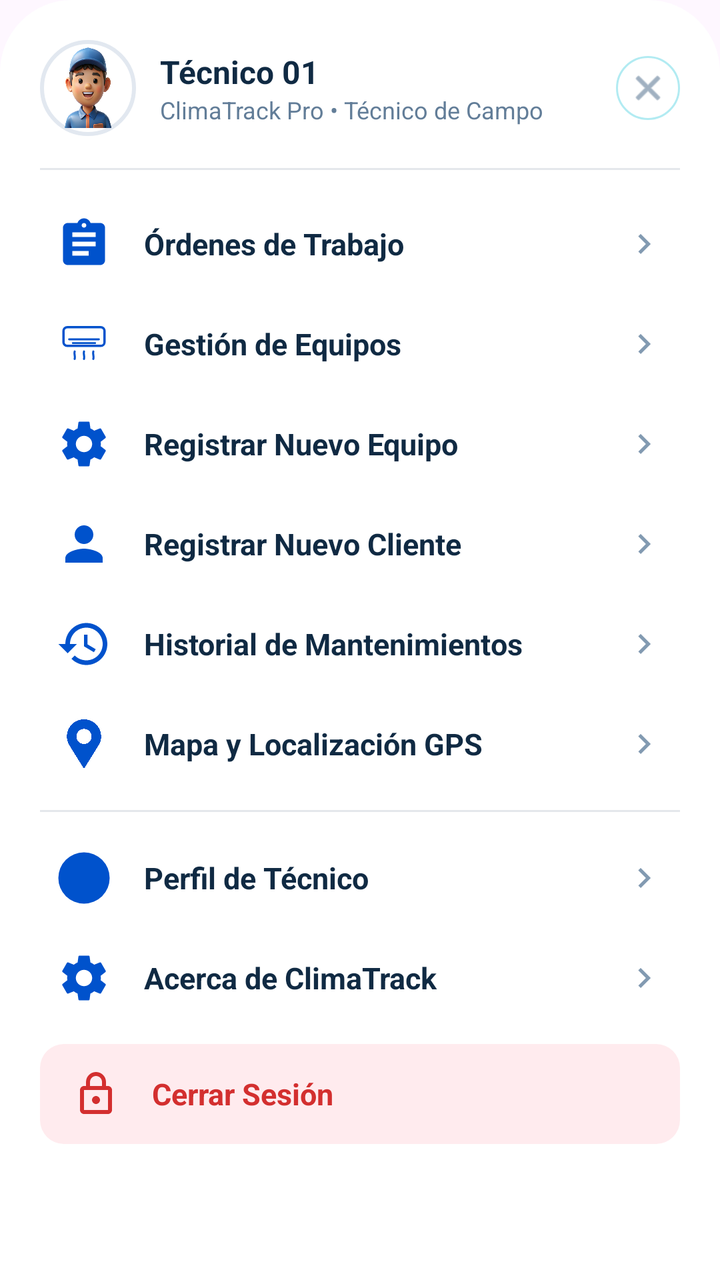
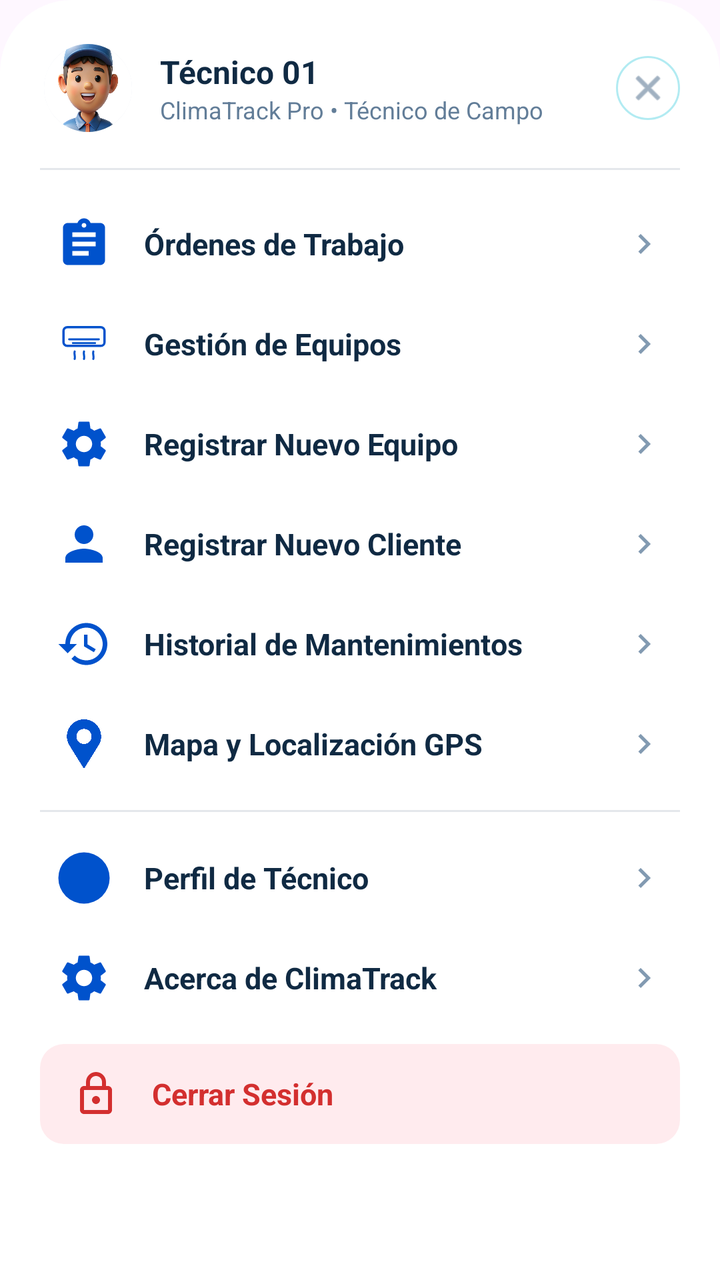

Before-and-after screenshots of an Android layout around one commit, followed by the original layout XML and the change that was made.
<!-- AndroidManifest.xml: application theme Theme.ClimaTrack -->
<!-- res/layout/dialog_menu_principal.xml -->
<?xml version="1.0" encoding="utf-8"?>
<LinearLayout xmlns:android="http://schemas.android.com/apk/res/android"
    xmlns:app="http://schemas.android.com/apk/res-auto"
    android:layout_width="match_parent"
    android:layout_height="wrap_content"
    android:background="@drawable/bg_card_rounded_top"
    android:orientation="vertical"
    android:padding="20dp">

    
    <RelativeLayout
        android:layout_width="match_parent"
        android:layout_height="wrap_content"
        android:layout_marginBottom="16dp">

        <ImageView
            android:id="@+id/imgMenuAvatar"
            android:layout_width="48dp"
            android:layout_height="48dp"
            android:layout_alignParentStart="true"
            android:layout_centerVertical="true"
            android:background="@drawable/bg_circle_avatar"
            android:padding="2dp"
            android:src="@drawable/avatar_tec" />

        <LinearLayout
            android:layout_width="wrap_content"
            android:layout_height="wrap_content"
            android:layout_centerVertical="true"
            android:layout_marginStart="12dp"
            android:layout_toEndOf="@id/imgMenuAvatar"
            android:orientation="vertical">

            <TextView
                android:id="@+id/tvMenuTecnicoNombre"
                android:layout_width="wrap_content"
                android:layout_height="wrap_content"
                android:text="Técnico 01"
                android:textColor="#102A43"
                android:textSize="16sp"
                android:textStyle="bold" />

            <TextView
                android:layout_width="wrap_content"
                android:layout_height="wrap_content"
                android:text="ClimaTrack Pro • Técnico de Campo"
                android:textColor="#627D98"
                android:textSize="12sp" />
        </LinearLayout>

        <ImageView
            android:id="@+id/btnCloseMenu"
            android:layout_width="32dp"
            android:layout_height="32dp"
            android:layout_alignParentEnd="true"
            android:layout_centerVertical="true"
            android:background="@drawable/bg_close_button"
            android:padding="6dp"
            android:src="@android:drawable/ic_menu_close_clear_cancel"
            app:tint="#627D98" />
    </RelativeLayout>

    <View
        android:layout_width="match_parent"
        android:layout_height="1dp"
        android:layout_marginBottom="12dp"
        android:background="#E4E7EB" />

    
    <LinearLayout
        android:id="@+id/itemMenuOrdenes"
        android:layout_width="match_parent"
        android:layout_height="50dp"
        android:background="?attr/selectableItemBackground"
        android:clickable="true"
        android:focusable="true"
        android:gravity="center_vertical"
        android:paddingHorizontal="8dp">

        <ImageView
            android:layout_width="28dp"
            android:layout_height="28dp"
            android:src="@drawable/ic_ordenes"
            app:tint="#0052CC" />

        <TextView
            android:layout_width="0dp"
            android:layout_height="wrap_content"
            android:layout_marginStart="16dp"
            android:layout_weight="1"
            android:text="Órdenes de Trabajo"
            android:textColor="#102A43"
            android:textSize="15sp"
            android:textStyle="bold" />

        <ImageView
            android:layout_width="20dp"
            android:layout_height="20dp"
            android:src="@drawable/ic_chevron_right"
            app:tint="#829AB1" />
    </LinearLayout>

    <LinearLayout
        android:id="@+id/itemMenuEquipos"
        android:layout_width="match_parent"
        android:layout_height="50dp"
        android:background="?attr/selectableItemBackground"
        android:clickable="true"
        android:focusable="true"
        android:gravity="center_vertical"
        android:paddingHorizontal="8dp">

        <ImageView
            android:layout_width="28dp"
            android:layout_height="28dp"
            android:src="@drawable/ic_air_conditioner"
            app:tint="#0052CC" />

        <TextView
            android:layout_width="0dp"
            android:layout_height="wrap_content"
            android:layout_marginStart="16dp"
            android:layout_weight="1"
            android:text="Gestión de Equipos"
            android:textColor="#102A43"
            android:textSize="15sp"
            android:textStyle="bold" />

        <ImageView
            android:layout_width="20dp"
            android:layout_height="20dp"
            android:src="@drawable/ic_chevron_right"
            app:tint="#829AB1" />
    </LinearLayout>

    <LinearLayout
        android:id="@+id/itemMenuNuevoEquipo"
        android:layout_width="match_parent"
        android:layout_height="50dp"
        android:background="?attr/selectableItemBackground"
        android:clickable="true"
        android:focusable="true"
        android:gravity="center_vertical"
        android:paddingHorizontal="8dp">

        <ImageView
            android:layout_width="28dp"
            android:layout_height="28dp"
            android:src="@drawable/ic_gear"
            app:tint="#0052CC" />

        <TextView
            android:layout_width="0dp"
            android:layout_height="wrap_content"
            android:layout_marginStart="16dp"
            android:layout_weight="1"
            android:text="Registrar Nuevo Equipo"
            android:textColor="#102A43"
            android:textSize="15sp"
            android:textStyle="bold" />

        <ImageView
            android:layout_width="20dp"
            android:layout_height="20dp"
            android:src="@drawable/ic_chevron_right"
            app:tint="#829AB1" />
    </LinearLayout>

    <LinearLayout
        android:id="@+id/itemMenuNuevoCliente"
        android:layout_width="match_parent"
        android:layout_height="50dp"
        android:background="?attr/selectableItemBackground"
        android:clickable="true"
        android:focusable="true"
        android:gravity="center_vertical"
        android:paddingHorizontal="8dp">

        <ImageView
            android:layout_width="28dp"
            android:layout_height="28dp"
            android:src="@drawable/ic_person"
            app:tint="#0052CC" />

        <TextView
            android:layout_width="0dp"
            android:layout_height="wrap_content"
            android:layout_marginStart="16dp"
            android:layout_weight="1"
            android:text="Registrar Nuevo Cliente"
            android:textColor="#102A43"
            android:textSize="15sp"
            android:textStyle="bold" />

        <ImageView
            android:layout_width="20dp"
            android:layout_height="20dp"
            android:src="@drawable/ic_chevron_right"
            app:tint="#829AB1" />
    </LinearLayout>

    <LinearLayout
        android:id="@+id/itemMenuHistorial"
        android:layout_width="match_parent"
        android:layout_height="50dp"
        android:background="?attr/selectableItemBackground"
        android:clickable="true"
        android:focusable="true"
        android:gravity="center_vertical"
        android:paddingHorizontal="8dp">

        <ImageView
            android:layout_width="28dp"
            android:layout_height="28dp"
            android:src="@drawable/ic_historial"
            app:tint="#0052CC" />

        <TextView
            android:layout_width="0dp"
            android:layout_height="wrap_content"
            android:layout_marginStart="16dp"
            android:layout_weight="1"
            android:text="Historial de Mantenimientos"
            android:textColor="#102A43"
            android:textSize="15sp"
            android:textStyle="bold" />

        <ImageView
            android:layout_width="20dp"
            android:layout_height="20dp"
            android:src="@drawable/ic_chevron_right"
            app:tint="#829AB1" />
    </LinearLayout>

    <LinearLayout
        android:id="@+id/itemMenuMapa"
        android:layout_width="match_parent"
        android:layout_height="50dp"
        android:background="?attr/selectableItemBackground"
        android:clickable="true"
        android:focusable="true"
        android:gravity="center_vertical"
        android:paddingHorizontal="8dp">

        <ImageView
            android:layout_width="28dp"
            android:layout_height="28dp"
            android:src="@drawable/ic_puntero"
            app:tint="#0052CC" />

        <TextView
            android:layout_width="0dp"
            android:layout_height="wrap_content"
            android:layout_marginStart="16dp"
            android:layout_weight="1"
            android:text="Mapa y Localización GPS"
            android:textColor="#102A43"
            android:textSize="15sp"
            android:textStyle="bold" />

        <ImageView
            android:layout_width="20dp"
            android:layout_height="20dp"
            android:src="@drawable/ic_chevron_right"
            app:tint="#829AB1" />
    </LinearLayout>

    <View
        android:layout_width="match_parent"
        android:layout_height="1dp"
        android:layout_marginVertical="8dp"
        android:background="#E4E7EB" />

    <LinearLayout
        android:id="@+id/itemMenuPerfil"
        android:layout_width="match_parent"
        android:layout_height="50dp"
        android:background="?attr/selectableItemBackground"
        android:clickable="true"
        android:focusable="true"
        android:gravity="center_vertical"
        android:paddingHorizontal="8dp">

        <ImageView
            android:layout_width="28dp"
            android:layout_height="28dp"
            android:src="@drawable/ic_user_circle"
            app:tint="#0052CC" />

        <TextView
            android:layout_width="0dp"
            android:layout_height="wrap_content"
            android:layout_marginStart="16dp"
            android:layout_weight="1"
            android:text="Perfil de Técnico"
            android:textColor="#102A43"
            android:textSize="15sp"
            android:textStyle="bold" />

        <ImageView
            android:layout_width="20dp"
            android:layout_height="20dp"
            android:src="@drawable/ic_chevron_right"
            app:tint="#829AB1" />
    </LinearLayout>

    <LinearLayout
        android:id="@+id/itemMenuAcercaDe"
        android:layout_width="match_parent"
        android:layout_height="50dp"
        android:background="?attr/selectableItemBackground"
        android:clickable="true"
        android:focusable="true"
        android:gravity="center_vertical"
        android:paddingHorizontal="8dp">

        <ImageView
            android:layout_width="28dp"
            android:layout_height="28dp"
            android:src="@drawable/ic_settings"
            app:tint="#0052CC" />

        <TextView
            android:layout_width="0dp"
            android:layout_height="wrap_content"
            android:layout_marginStart="16dp"
            android:layout_weight="1"
            android:text="Acerca de ClimaTrack"
            android:textColor="#102A43"
            android:textSize="15sp"
            android:textStyle="bold" />

        <ImageView
            android:layout_width="20dp"
            android:layout_height="20dp"
            android:src="@drawable/ic_chevron_right"
            app:tint="#829AB1" />
    </LinearLayout>

    <LinearLayout
        android:id="@+id/itemMenuCerrarSesion"
        android:layout_width="match_parent"
        android:layout_height="50dp"
        android:layout_marginTop="8dp"
        android:background="@drawable/bg_status_red"
        android:clickable="true"
        android:focusable="true"
        android:gravity="center_vertical"
        android:paddingHorizontal="16dp">

        <ImageView
            android:layout_width="24dp"
            android:layout_height="24dp"
            android:src="@drawable/ic_lock"
            app:tint="#D32F2F" />

        <TextView
            android:layout_width="0dp"
            android:layout_height="wrap_content"
            android:layout_marginStart="16dp"
            android:layout_weight="1"
            android:text="Cerrar Sesión"
            android:textColor="#D32F2F"
            android:textSize="15sp"
            android:textStyle="bold" />
    </LinearLayout>

</LinearLayout>
<!-- resources referenced by this layout -->
<resources>
  <!-- drawable bg_card_rounded_top (drawable) -->
  <?xml version="1.0" encoding="utf-8"?>
  <shape xmlns:android="http://schemas.android.com/apk/res/android">
      <solid android:color="#FFFFFF" />
      <corners
          android:topLeftRadius="36dp"
          android:topRightRadius="36dp" />
  </shape>
  <!-- drawable bg_circle_avatar (drawable) -->
  <?xml version="1.0" encoding="utf-8"?>
  <shape xmlns:android="http://schemas.android.com/apk/res/android"
      android:shape="oval">
      <solid android:color="#FFFFFF" />
      <stroke
          android:width="2dp"
          android:color="#E2E8F0" />
  </shape>
  <!-- drawable bg_close_button (drawable) -->
  <?xml version="1.0" encoding="utf-8"?>
  <shape xmlns:android="http://schemas.android.com/apk/res/android"
      android:shape="oval">
      <solid android:color="#FFFFFF" />
      <stroke
          android:width="1dp"
          android:color="#B2EBF2" />
  </shape>
  <!-- drawable bg_status_red (drawable) -->
  <?xml version="1.0" encoding="utf-8"?>
  <shape xmlns:android="http://schemas.android.com/apk/res/android">
      <solid android:color="#FFEBEE" />
      <corners android:radius="12dp" />
  </shape>
  <!-- drawable ic_chevron_right (drawable) -->
  <vector xmlns:android="http://schemas.android.com/apk/res/android"
      android:width="24dp"
      android:height="24dp"
      android:viewportWidth="24"
      android:viewportHeight="24"
      android:tint="?attr/colorControlNormal">
      <path
          android:fillColor="#FF000000"
          android:pathData="M8.59,16.59 L13.17,12 L8.59,7.41 L10,6 L16,12 L10,18 Z" />
  </vector>
  <!-- drawable ic_person (drawable) -->
  <?xml version="1.0" encoding="utf-8"?>
  <vector xmlns:android="http://schemas.android.com/apk/res/android"
      android:width="24dp"
      android:height="24dp"
      android:viewportWidth="24"
      android:viewportHeight="24">
      <path
          android:fillColor="#757575"
          android:pathData="M12,12c2.21,0 4,-1.79 4,-4s-1.79,-4 -4,-4 -4,1.79 -4,4 1.79,4 4,4zM12,14c-2.67,0 -8,1.34 -8,4v2h16v-2c0,-2.66 -5.33,-4 -8,-4z" />
  </vector>
  <!-- drawable ic_puntero (drawable) -->
  <?xml version="1.0" encoding="utf-8"?>
  <layer-list xmlns:android="http://schemas.android.com/apk/res/android">
      <item android:drawable="@drawable/ic_ubi" />
  </layer-list>
  <!-- drawable ic_settings (drawable) -->
  <?xml version="1.0" encoding="utf-8"?>
  <layer-list xmlns:android="http://schemas.android.com/apk/res/android">
      <item android:drawable="@drawable/ic_gear" />
  </layer-list>
  <style name="Theme.ClimaTrack" parent="Base.Theme.ClimaTrack" />
  <color name="primary">#0D50B5</color>
  <color name="on_primary">#FFFFFF</color>
  <color name="primary_container">#D9EEFF</color>
  <color name="on_primary_container">#06366F</color>
  <color name="secondary">#68D0BC</color>
  <color name="on_secondary">#073A35</color>
  <color name="secondary_container">#D8F5EF</color>
  <color name="on_secondary_container">#12483F</color>
  <style name="Widget.App.BottomNavigationView" parent="Widget.Material3.BottomNavigationView">
          <item name="indicatorColor">#33FFFFFF</item>
          <item name="itemIconTint">@color/bottom_nav_colors_white</item>
          <item name="itemTextColor">@color/bottom_nav_colors_white</item>
          <item name="backgroundTint">#0D47A1</item>
      </style>
  <style name="ShapeAppearance.ClimaTrack.Small" parent="ShapeAppearance.Material3.SmallComponent">
          <item name="cornerSize">8dp</item>
      </style>
  <style name="ShapeAppearance.ClimaTrack.Medium" parent="ShapeAppearance.Material3.MediumComponent">
          <item name="cornerSize">16dp</item>
      </style>
  <style name="ShapeAppearance.ClimaTrack.Large" parent="ShapeAppearance.Material3.LargeComponent">
          <item name="cornerSize">28dp</item>
      </style>
  <!-- unchanged entries left out for length: 9 -->
</resources>

<!-- the commit's change to res/layout/dialog_menu_principal.xml (unified diff, before → after) -->
@@ -13,7 +13,7 @@
         android:layout_height="wrap_content"
         android:layout_marginBottom="16dp">
 
-        <ImageView
+        <com.google.android.material.imageview.ShapeableImageView
             android:id="@+id/imgMenuAvatar"
             android:layout_width="48dp"
             android:layout_height="48dp"
@@ -21,7 +21,9 @@
             android:layout_centerVertical="true"
             android:background="@drawable/bg_circle_avatar"
             android:padding="2dp"
-            android:src="@drawable/avatar_tec" />
+            android:scaleType="centerCrop"
+            android:src="@drawable/avatar_tec"
+            app:shapeAppearanceOverlay="@style/CircleImage" />
 
         <LinearLayout
             android:layout_width="wrap_content"
<!-- resource entries referenced after the edit -->
@@ -64,6 +64,9 @@
   <layer-list xmlns:android="http://schemas.android.com/apk/res/android">
       <item android:drawable="@drawable/ic_gear" />
   </layer-list>
+  <style name="CircleImage">
+          <item name="cornerSize">50%</item>
+      </style>
   <style name="Theme.ClimaTrack" parent="Base.Theme.ClimaTrack" />
   <color name="primary">#0D50B5</color>
   <color name="on_primary">#FFFFFF</color>
